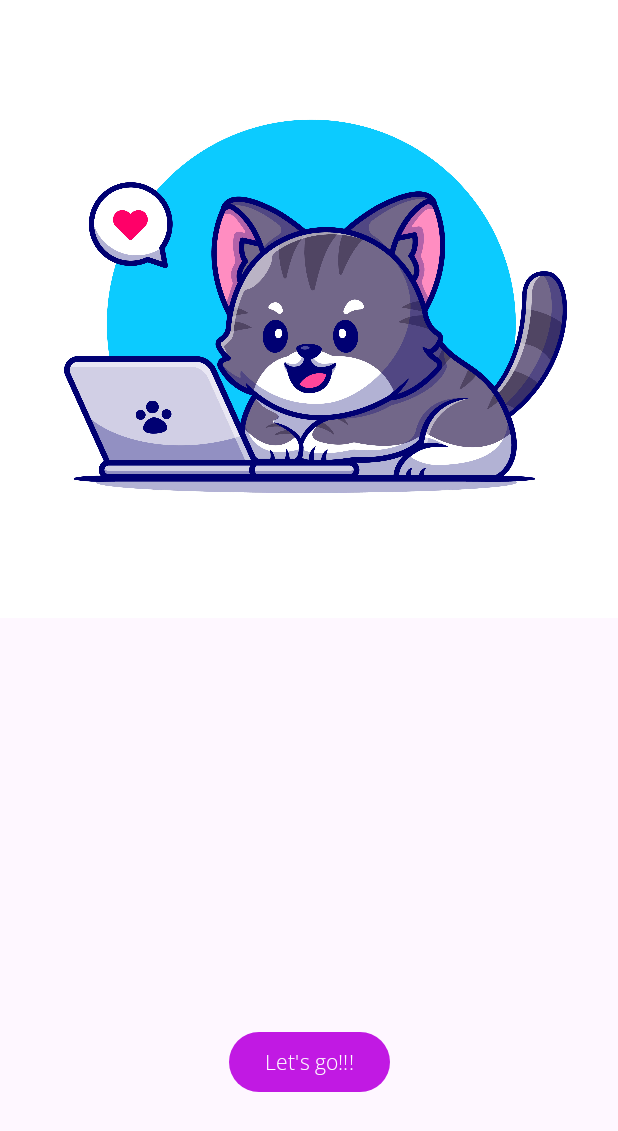
After one commit to Patseev1987/android-homework, an Android app: the layout fragment_start.xml on its own in the app's theme, with its tools: preview values and no code run, on a phone screen of 412 x 824 dp. The commit adds this screen. Shown: the top 1131 px of the screen. Run offline under Robolectric (Android 15) with nearby library versions, the phone set to English and light mode, and no system bars.

Commit message:
add m7 fragments

```diff
--- a/m7_quiz_fragments/build.gradle.kts
+++ b/m7_quiz_fragments/build.gradle.kts
@@ -17,6 +17,10 @@ android {
         testInstrumentationRunner = "androidx.test.runner.AndroidJUnitRunner"
     }
 
+
+    buildFeatures{
+        viewBinding = true
+    }
     buildTypes {
         release {
             isMinifyEnabled = false
--- /dev/null
+++ b/m7_quiz_fragments/src/main/res/layout/fragment_start.xml
@@ -0,0 +1,33 @@
+<?xml version="1.0" encoding="utf-8"?>
+<androidx.constraintlayout.widget.ConstraintLayout
+        xmlns:android="http://schemas.android.com/apk/res/android"
+        xmlns:tools="http://schemas.android.com/tools"
+        android:layout_width="match_parent"
+        android:layout_height="match_parent"
+        xmlns:app="http://schemas.android.com/apk/res-auto"
+        tools:context=".StartFragment">
+
+    <ImageView
+            android:id="@+id/imageViewWelcomePicture"
+            android:layout_width="match_parent"
+            android:layout_height="wrap_content"
+            app:srcCompat="@drawable/__04"
+            android:maxHeight="650dp"
+            app:layout_constraintTop_toTopOf="parent"
+            android:contentDescription="@string/the_cat_with_laptop"
+            android:adjustViewBounds="true"/>
+
+    <Button
+            android:id="@+id/b_lets_go"
+            android:text="@string/let_s_go"
+            android:layout_width="wrap_content"
+            android:layout_height="wrap_content"
+            app:layout_constraintStart_toStartOf="parent"
+            app:layout_constraintEnd_toEndOf="parent"
+            app:layout_constraintBottom_toBottomOf="parent"
+            app:layout_constraintTop_toBottomOf="@+id/imageViewWelcomePicture"
+            app:layout_constraintVertical_bias="0.82"
+            android:layout_marginBottom="32dp"/>
+
+
+</androidx.constraintlayout.widget.ConstraintLayout>
--- a/m7_quiz_fragments/src/main/res/values/strings.xml
+++ b/m7_quiz_fragments/src/main/res/values/strings.xml
@@ -2,4 +2,6 @@
     <string name="app_name">Next generation Bogdan\'s QUIZ</string>
     <string name="the_cat_with_laptop">the cat with laptop</string>
     <string name="let_s_go">Let\'s go!!!</string>
+    <!-- TODO: Remove or change this placeholder text -->
+    <string name="hello_blank_fragment">Hello blank fragment</string>
 </resources>
```
Also changed, not shown: m7_quiz_fragments/src/main/java/com/example/m7_quiz_fragments/QuizFragment.kt (added, +59 -0 lines), m7_quiz_fragments/src/main/java/com/example/m7_quiz_fragments/ResultFragment.kt (added, +59 -0 lines), m7_quiz_fragments/src/main/java/com/example/m7_quiz_fragments/StartFragment.kt (added, +30 -0 lines), m7_quiz_fragments/src/main/java/com/example/m7_quiz_fragments/quiz/QuestionForQuiz.kt (added, +8 -0 lines), m7_quiz_fragments/src/main/java/com/example/m7_quiz_fragments/quiz/QuizStorage.kt (added, +27 -0 lines), m7_quiz_fragments/src/main/res/layout/fragment_quiz.xml (added, +10 -0 lines), m7_quiz_fragments/src/main/res/layout/fragment_result.xml (added, +14 -0 lines).
